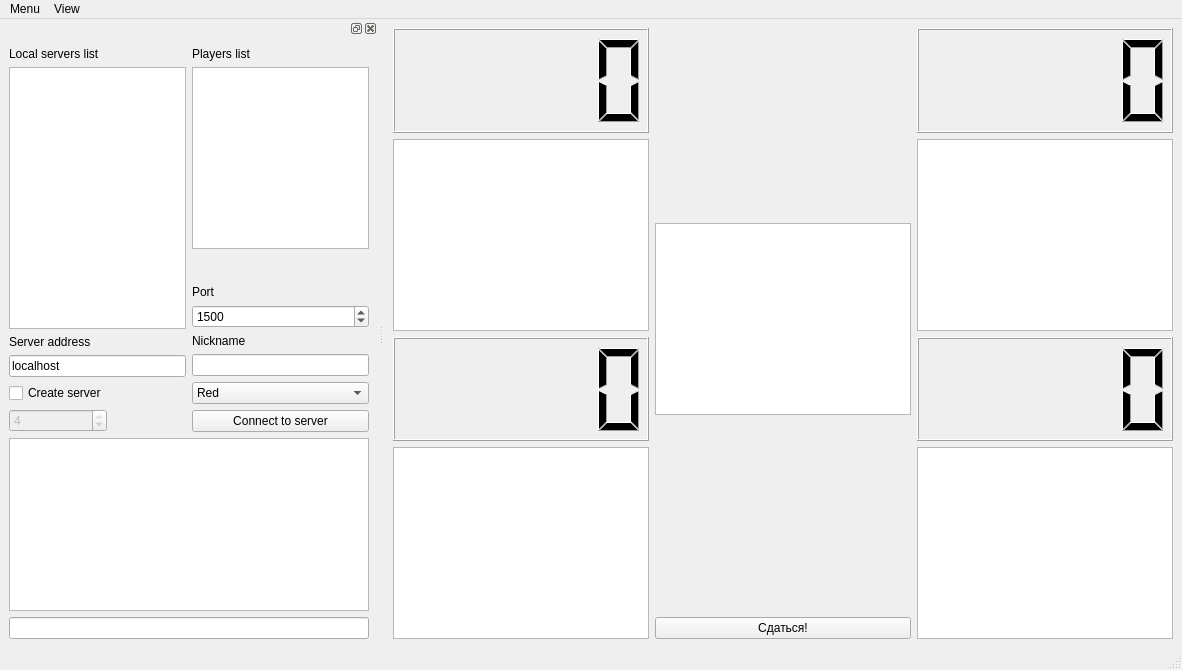
Qt form racingForm.ui (Anna-Sent/qblokus2) before a commit.
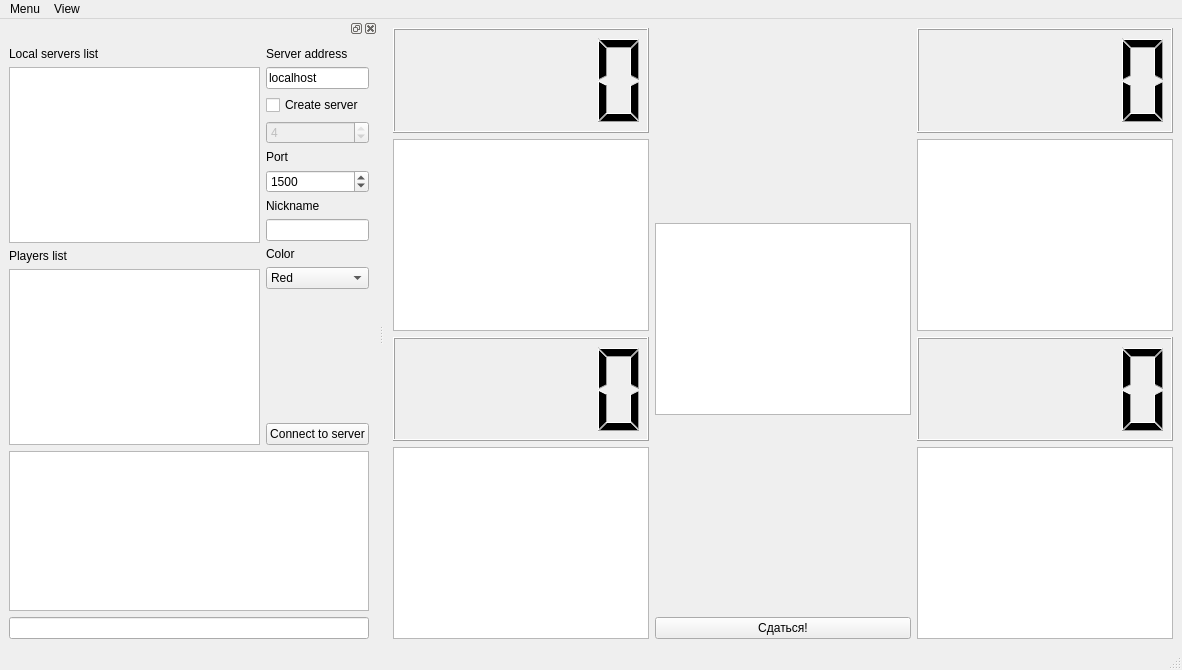
The same form after that commit.

```diff
--- a/racingForm.ui
+++ b/racingForm.ui
@@ -145,53 +145,6 @@
            <item row="1" column="0">
             <widget class="QListWidget" name="lwServersList"/>
            </item>
-           <item row="5" column="0">
-            <layout class="QGridLayout" name="gridLayout_3">
-             <item row="0" column="0">
-              <widget class="QCheckBox" name="cbCreateServer">
-               <property name="text">
-                <string>Create server</string>
-               </property>
-              </widget>
-             </item>
-             <item row="1" column="0">
-              <widget class="QSpinBox" name="sbClientsCount">
-               <property name="enabled">
-                <bool>false</bool>
-               </property>
-               <property name="minimum">
-                <number>3</number>
-               </property>
-               <property name="maximum">
-                <number>4</number>
-               </property>
-               <property name="value">
-                <number>4</number>
-               </property>
-              </widget>
-             </item>
-             <item row="1" column="1">
-              <spacer name="horizontalSpacer">
-               <property name="orientation">
-                <enum>Qt::Horizontal</enum>
-               </property>
-               <property name="sizeHint" stdset="0">
-                <size>
-                 <width>40</width>
-                 <height>20</height>
-                </size>
-               </property>
-              </spacer>
-             </item>
-            </layout>
-           </item>
-           <item row="3" column="0">
-            <widget class="QLineEdit" name="leServerAddress">
-             <property name="text">
-              <string>localhost</string>
-             </property>
-            </widget>
-           </item>
            <item row="0" column="0">
             <widget class="QLabel" name="lServersList">
              <property name="text">
@@ -199,13 +152,16 @@
              </property>
             </widget>
            </item>
-           <item row="2" column="0">
-            <widget class="QLabel" name="lServerAddress">
+           <item row="3" column="0">
+            <widget class="QLabel" name="lPlayersList">
              <property name="text">
-              <string>Server address</string>
+              <string>Players list</string>
              </property>
             </widget>
            </item>
+           <item row="4" column="0">
+            <widget class="QListWidget" name="lwPlayersList"/>
+           </item>
           </layout>
          </item>
         </layout>
@@ -214,24 +170,24 @@
         <layout class="QGridLayout" name="gridLayout_6">
          <item row="4" column="0">
           <layout class="QGridLayout" name="gridLayout_8">
-           <item row="1" column="0">
+           <item row="4" column="0">
             <widget class="QLabel" name="lPort">
              <property name="text">
               <string>Port</string>
              </property>
             </widget>
            </item>
-           <item row="4" column="0">
+           <item row="7" column="0">
             <widget class="QLabel" name="lNickname">
              <property name="text">
               <string>Nickname</string>
              </property>
             </widget>
            </item>
-           <item row="5" column="0">
+           <item row="8" column="0">
             <widget class="QLineEdit" name="leNickname"/>
            </item>
-           <item row="2" column="0">
+           <item row="5" column="0">
             <widget class="QSpinBox" name="sbPort">
              <property name="minimum">
               <number>1024</number>
@@ -244,14 +200,64 @@
              </property>
             </widget>
            </item>
-           <item row="8" column="0">
+           <item row="13" column="0">
             <widget class="QPushButton" name="pbConnect">
              <property name="text">
               <string>Connect to server</string>
              </property>
             </widget>
            </item>
-           <item row="7" column="0">
+           <item row="1" column="0">
+            <widget class="QLineEdit" name="leServerAddress">
+             <property name="text">
+              <string>localhost</string>
+             </property>
+            </widget>
+           </item>
+           <item row="2" column="0">
+            <widget class="QCheckBox" name="cbCreateServer">
+             <property name="text">
+              <string>Create server</string>
+             </property>
+            </widget>
+           </item>
+           <item row="3" column="0">
+            <widget class="QSpinBox" name="sbClientsCount">
+             <property name="enabled">
+              <bool>false</bool>
+             </property>
+             <property name="minimum">
+              <number>3</number>
+             </property>
+             <property name="maximum">
+              <number>4</number>
+             </property>
+             <property name="value">
+              <number>4</number>
+             </property>
+            </widget>
+           </item>
+           <item row="11" column="0">
+            <spacer name="verticalSpacer">
+             <property name="orientation">
+              <enum>Qt::Vertical</enum>
+             </property>
+             <property name="sizeHint" stdset="0">
+              <size>
+               <width>20</width>
+               <height>40</height>
+              </size>
+             </property>
+            </spacer>
+           </item>
+           <item row="0" column="0">
+            <widget class="QLabel" name="lServerAddress">
+             <property name="text">
+              <string>Server address</string>
+             </property>
+            </widget>
+           </item>
+           <item row="10" column="0">
             <widget class="QComboBox" name="cbColor">
              <item>
               <property name="text">
@@ -275,31 +281,15 @@
              </item>
             </widget>
            </item>
+           <item row="9" column="0">
+            <widget class="QLabel" name="lColor">
+             <property name="text">
+              <string>Color</string>
+             </property>
+            </widget>
+           </item>
           </layout>
          </item>
-         <item row="2" column="0">
-          <spacer name="verticalSpacer">
-           <property name="orientation">
-            <enum>Qt::Vertical</enum>
-           </property>
-           <property name="sizeHint" stdset="0">
-            <size>
-             <width>20</width>
-             <height>40</height>
-            </size>
-           </property>
-          </spacer>
-         </item>
-         <item row="1" column="0">
-          <widget class="QListWidget" name="lwPlayersList"/>
-         </item>
-         <item row="0" column="0">
-          <widget class="QLabel" name="lPlayersList">
-           <property name="text">
-            <string>Players list</string>
-           </property>
-          </widget>
-         </item>
         </layout>
        </item>
       </layout>
```
Left out of the diff: 37 changed lines with no effect on the pictures.
